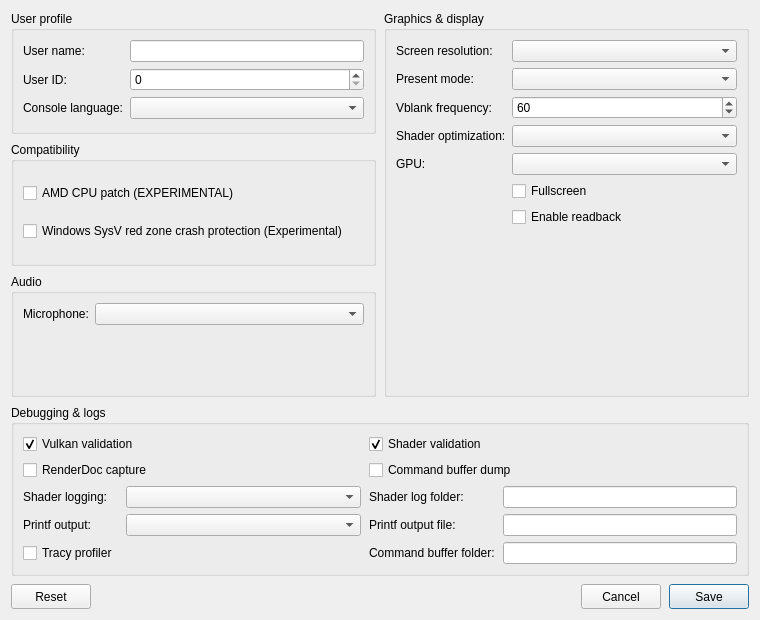
First picture: the form in src/launcher/forms/configuration_edit_dialog.ui, repository ChronoRPG/KytyPS5AstroAMD, before the edit.
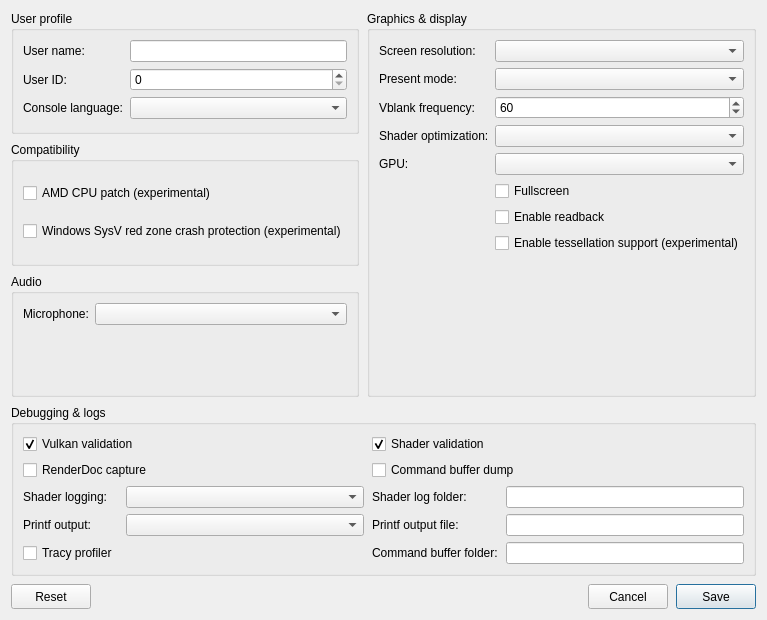
Second picture: the form after the edit. Custom widgets are drawn as their Qt base class.

Commit message: tesselation support in GUI

Diff of the .ui file:
```diff
--- a/src/launcher/forms/configuration_edit_dialog.ui
+++ b/src/launcher/forms/configuration_edit_dialog.ui
@@ -167,6 +167,12 @@
           <property name="text"><string>Enable readback</string></property>
          </widget>
         </item>
+        <item row="7" column="1">
+         <widget class="QCheckBox" name="checkBox_tessellation">
+          <property name="toolTip"><string>Draw tessellated geometry. Disabled by default; unsupported tessellation may cause crashes.</string></property>
+          <property name="text"><string>Enable tessellation support (experimental)</string></property>
+         </widget>
+        </item>
        </layout>
       </widget>
      </item>
@@ -275,13 +281,13 @@
         <item>
          <widget class="QCheckBox" name="checkBox_amd_cpu">
           <property name="toolTip"><string>Patch CPU instructions that differ between AMD and the host CPU.</string></property>
-          <property name="text"><string>AMD CPU patch (EXPERIMENTAL)</string></property>
+          <property name="text"><string>AMD CPU patch (experimental)</string></property>
          </widget>
         </item>
         <item>
          <widget class="QCheckBox" name="checkBox_red_zone_protection">
           <property name="toolTip"><string>Helps prevent crashes in some games on Windows</string></property>
-          <property name="text"><string>Windows SysV red zone crash protection (Experimental)</string></property>
+          <property name="text"><string>Windows SysV red zone crash protection (experimental)</string></property>
          </widget>
         </item>
        </layout>
```
The commit also changes 4 other files.
